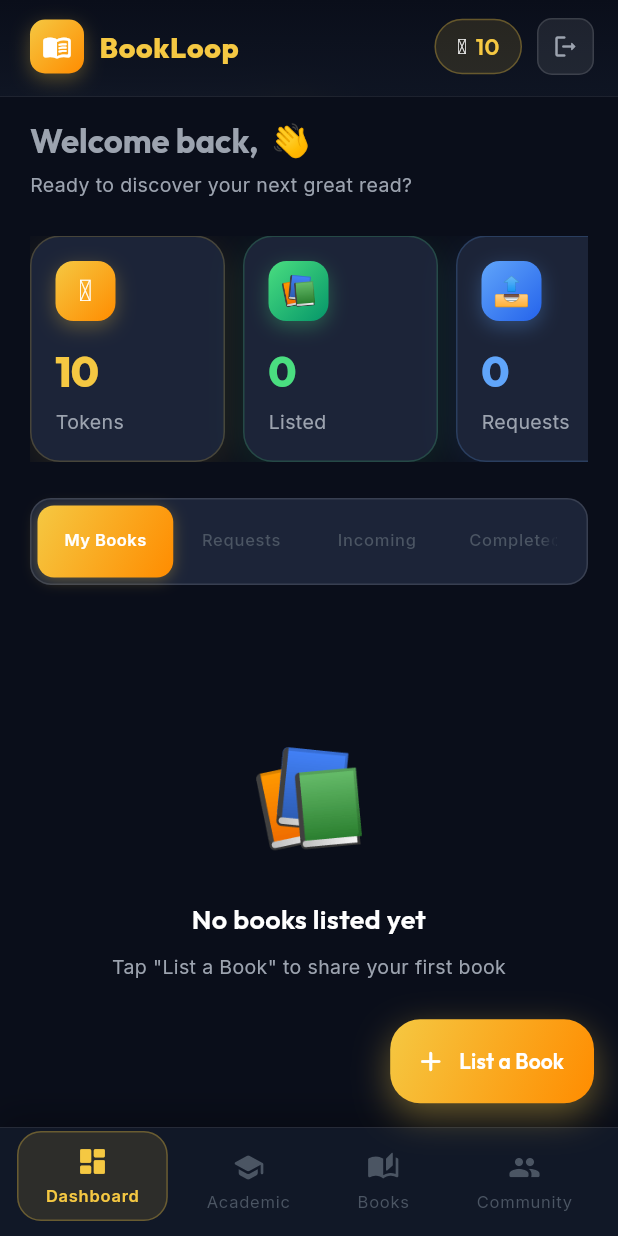
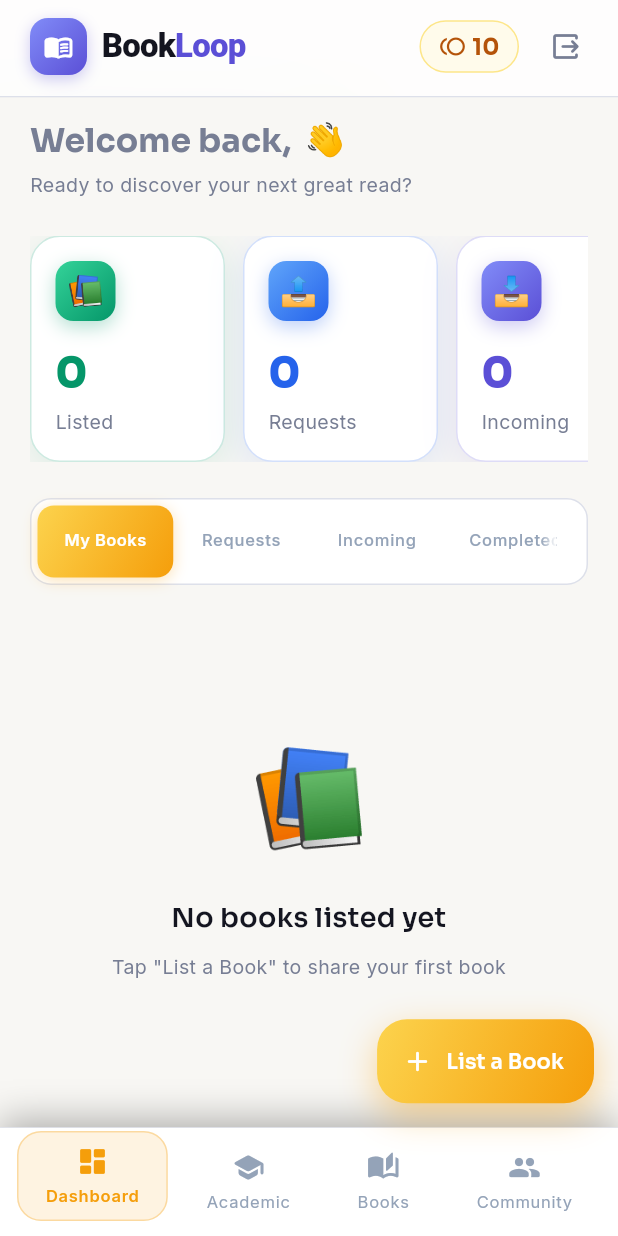
Before and after one commit to namdev72/BookLoop, a Flutter app: the MainScaffold screen opened directly, on a phone screen of 412 x 824 dp. Run offline on Flutter 3.47's test engine with Material 3 defaults, Android fonts, the phone set to English and light mode, and no system bars; our stand-ins replace cloud_firestore, firebase_auth, firebase_core, google_fonts, image_picker; accounts and stored records are empty.

Commit message:
light mode implemented

```diff
--- a/lib/core/constants/app_colors.dart
+++ b/lib/core/constants/app_colors.dart
@@ -2,69 +2,69 @@ import 'package:flutter/material.dart';
 
 class AppColors {
   // Background layers
-  static const Color background = Color(0xFF0A0E1A);
-  static const Color surface = Color(0xFF111827);
-  static const Color cardDark = Color(0xFF1C2438);
-  static const Color cardLight = Color(0xFF242D42);
+  static const Color background = Color(0xFFF8F7F4); // warm off-white
+  static const Color surface = Color(0xFFFFFFFF); // white nav
+  static const Color cardDark = Color(0xFFFFFFFF); // white cards
+  static const Color cardLight = Color(0xFFF1F5F9); // slate-100 tabs
 
   // Accents
-  static const Color gold = Color(0xFFF5C842);
-  static const Color goldLight = Color(0xFFFFE082);
-  static const Color teal = Color(0xFF4ECDC4);
-  static const Color tealLight = Color(0xFF80DEEA);
-  static const Color purple = Color(0xFFA78BFA);
-  static const Color purpleLight = Color(0xFFD4BBFF);
-  static const Color green = Color(0xFF4ADE80);
-  static const Color blue = Color(0xFF60A5FA);
-  static const Color pink = Color(0xFFF472B6);
+  static const Color gold = Color(0xFFF59E0B); // amber-500
+  static const Color goldLight = Color(0xFFFFFBEB); // amber-50
+  static const Color teal = Color(0xFF0D9488); // teal-600
+  static const Color tealLight = Color(0xFFF0FDFA); // teal-50
+  static const Color purple = Color(0xFF5B4FD6); // indigo-600 primary
+  static const Color purpleLight = Color(0xFFEEECFE); // indigo-50
+  static const Color green = Color(0xFF059669); // emerald-600
+  static const Color blue = Color(0xFF2563EB); // blue-600
+  static const Color pink = Color(0xFFE11D48); // rose-600
 
   // Text
-  static const Color textPrimary = Color(0xFFFFFFFF);
-  static const Color textSecondary = Color(0xFF9CA3AF);
-  static const Color textMuted = Color(0xFF4B5563);
+  static const Color textPrimary = Color(0xFF141520); // foreground
+  static const Color textSecondary = Color(0xFF777E94); // muted-foreground
+  static const Color textMuted = Color(0xFF94A3B8); // slate-400
 
   // Status
-  static const Color pending = Color(0xFFFBBF24);
-  static const Color accepted = Color(0xFF4ADE80);
-  static const Color rejected = Color(0xFFFC6868);
+  static const Color pending = Color(0xFFB45309); // amber-700
+  static const Color accepted = Color(0xFF047857); // emerald-700
+  static const Color rejected = Color(0xFFB91C1C); // red-700
 
   // Glassmorphism
-  static const Color glassWhite = Color(0x14FFFFFF);
-  static const Color glassBorder = Color(0x20FFFFFF);
+  static const Color glassWhite = Color(0xCCFFFFFF); // white/80
+  static const Color glassBorder = Color(0xFFDDE0EA); // border-border
 
   // Gradients
   static const LinearGradient goldGradient = LinearGradient(
-    colors: [Color(0xFFF5C842), Color(0xFFFF8C00)],
+    colors: [Color(0xFFFCD34D), Color(0xFFF59E0B)], // amber-300 to 500
     begin: Alignment.topLeft,
     end: Alignment.bottomRight,
   );
 
   static const LinearGradient tealGradient = LinearGradient(
-    colors: [Color(0xFF4ECDC4), Color(0xFF2980B9)],
+    colors: [Color(0xFF2DD4BF), Color(0xFF0D9488)], // teal-400 to 600
     begin: Alignment.topLeft,
     end: Alignment.bottomRight,
   );
 
   static const LinearGradient purpleGradient = LinearGradient(
-    colors: [Color(0xFFA78BFA), Color(0xFF7C3AED)],
+    colors: [Color(0xFF818CF8), Color(0xFF5B4FD6)], // indigo-400 to primary
     begin: Alignment.topLeft,
     end: Alignment.bottomRight,
   );
 
   static const LinearGradient greenGradient = LinearGradient(
-    colors: [Color(0xFF4ADE80), Color(0xFF059669)],
+    colors: [Color(0xFF34D399), Color(0xFF059669)], // emerald-400 to 600
     begin: Alignment.topLeft,
     end: Alignment.bottomRight,
   );
 
   static const LinearGradient blueGradient = LinearGradient(
-    colors: [Color(0xFF60A5FA), Color(0xFF2563EB)],
+    colors: [Color(0xFF60A5FA), Color(0xFF2563EB)], // blue-400 to 600
     begin: Alignment.topLeft,
     end: Alignment.bottomRight,
   );
 
   static const LinearGradient backgroundGradient = LinearGradient(
-    colors: [Color(0xFF0A0E1A), Color(0xFF111827)],
+    colors: [Color(0xFFF8F7F4), Color(0xFFFFFFFF)],
     begin: Alignment.topCenter,
     end: Alignment.bottomCenter,
   );
--- a/lib/core/constants/app_text_styles.dart
+++ b/lib/core/constants/app_text_styles.dart
@@ -3,39 +3,39 @@ import 'package:google_fonts/google_fonts.dart';
 import 'app_colors.dart';
 
 class AppTextStyles {
-  static TextStyle get displayLarge => GoogleFonts.outfit(
+  static TextStyle get displayLarge => GoogleFonts.sora(
         fontSize: 32,
         fontWeight: FontWeight.w800,
         color: AppColors.textPrimary,
         letterSpacing: -0.5,
       );
 
-  static TextStyle get displayMedium => GoogleFonts.outfit(
+  static TextStyle get displayMedium => GoogleFonts.sora(
         fontSize: 26,
         fontWeight: FontWeight.w700,
         color: AppColors.textPrimary,
         letterSpacing: -0.3,
       );
 
-  static TextStyle get headlineLarge => GoogleFonts.outfit(
+  static TextStyle get headlineLarge => GoogleFonts.sora(
         fontSize: 22,
         fontWeight: FontWeight.w700,
         color: AppColors.textPrimary,
       );
 
-  static TextStyle get headlineMedium => GoogleFonts.outfit(
+  static TextStyle get headlineMedium => GoogleFonts.sora(
         fontSize: 18,
         fontWeight: FontWeight.w600,
         color: AppColors.textPrimary,
       );
 
-  static TextStyle get titleLarge => GoogleFonts.outfit(
+  static TextStyle get titleLarge => GoogleFonts.sora(
         fontSize: 16,
         fontWeight: FontWeight.w600,
         color: AppColors.textPrimary,
       );
 
-  static TextStyle get titleMedium => GoogleFonts.outfit(
+  static TextStyle get titleMedium => GoogleFonts.sora(
         fontSize: 14,
         fontWeight: FontWeight.w600,
         color: AppColors.textPrimary,
@@ -67,10 +67,10 @@ class AppTextStyles {
         letterSpacing: 0.5,
       );
 
-  static TextStyle get logoStyle => GoogleFonts.outfit(
+  static TextStyle get logoStyle => GoogleFonts.sora(
         fontSize: 22,
         fontWeight: FontWeight.w800,
-        color: AppColors.gold,
+        color: AppColors.purple,
         letterSpacing: 0.5,
       );
 }
--- a/lib/main.dart
+++ b/lib/main.dart
@@ -36,11 +36,10 @@ class BookLoopApp extends StatelessWidget {
   ThemeData _buildTheme() {
     return ThemeData(
       scaffoldBackgroundColor: AppColors.background,
-      colorScheme: ColorScheme.dark(
-        primary: AppColors.gold,
+      colorScheme: ColorScheme.light(
+        primary: AppColors.purple,
         secondary: AppColors.teal,
         surface: AppColors.surface,
-        background: AppColors.background,
       ),
       appBarTheme: const AppBarTheme(
         backgroundColor: AppColors.surface,
@@ -93,11 +92,11 @@ class _SplashScreen extends StatelessWidget {
               width: 80,
               height: 80,
               decoration: BoxDecoration(
-                gradient: AppColors.goldGradient,
+                gradient: AppColors.purpleGradient,
                 borderRadius: BorderRadius.circular(24),
                 boxShadow: [
                   BoxShadow(
-                    color: AppColors.gold.withOpacity(0.4),
+                    color: AppColors.purple.withOpacity(0.4),
                     blurRadius: 30,
                     offset: const Offset(0, 10),
                   ),
@@ -107,26 +106,30 @@ class _SplashScreen extends StatelessWidget {
                   color: Colors.white, size: 44),
             ),
             const SizedBox(height: 24),
-            const Text(
-              'BookLoop',
-              style: TextStyle(
-                fontSize: 32,
-                fontWeight: FontWeight.w800,
-                color: Color(0xFFF5C842),
-                letterSpacing: 1,
+            RichText(
+              text: const TextSpan(
+                style: TextStyle(
+                  fontSize: 32,
+                  fontWeight: FontWeight.w800,
+                  letterSpacing: 1,
+                ),
+                children: [
+                  TextSpan(text: 'Book', style: TextStyle(color: AppColors.textPrimary)),
+                  TextSpan(text: 'Loop', style: TextStyle(color: AppColors.purple)),
+                ],
               ),
             ),
             const SizedBox(height: 8),
             const Text(
               'Exchange knowledge, build communities',
-              style: TextStyle(color: Color(0xFF9CA3AF), fontSize: 14),
+              style: TextStyle(color: AppColors.textSecondary, fontSize: 14),
             ),
             const SizedBox(height: 40),
             const SizedBox(
               width: 28,
               height: 28,
               child: CircularProgressIndicator(
-                color: Color(0xFFF5C842),
+                color: AppColors.purple,
                 strokeWidth: 2.5,
               ),
             ),
--- a/lib/screens/chat/chat_screen.dart
+++ b/lib/screens/chat/chat_screen.dart
@@ -307,38 +307,30 @@ class _MessageBubble extends StatelessWidget {
               padding:
                   const EdgeInsets.symmetric(horizontal: 14, vertical: 10),
               decoration: BoxDecoration(
-                gradient: isMe ? AppColors.tealGradient : null,
-                color: isMe ? null : AppColors.cardDark,
+                color: isMe ? AppColors.teal : AppColors.cardLight,
                 borderRadius: BorderRadius.only(
                   topLeft: const Radius.circular(18),
                   topRight: const Radius.circular(18),
                   bottomLeft: Radius.circular(isMe ? 18 : 4),
                   bottomRight: Radius.circular(isMe ? 4 : 18),
                 ),
-                border: isMe
-                    ? null
-                    : Border.all(color: AppColors.glassBorder),
-                boxShadow: [
-                  BoxShadow(
-                    color: Colors.black.withOpacity(0.1),
-                    blurRadius: 8,
-                    offset: const Offset(0, 3),
-                  ),
-                ],
               ),
               child: Column(
                 crossAxisAlignment: CrossAxisAlignment.end,
                 children: [
-                  Text(message.text,
-                      style: AppTextStyles.bodyLarge
-                          .copyWith(color: Colors.white)),
+                  Text(
+                    message.text,
+                    style: AppTextStyles.bodyLarge.copyWith(
+                      color: isMe ? Colors.white : AppColors.textPrimary,
+                    ),
+                  ),
                   const SizedBox(height: 4),
-                  Text(time,
-                      style: AppTextStyles.labelSmall.copyWith(
-                        color: isMe
-                            ? Colors.white60
-                            : AppColors.textMuted,
-                      )),
+                  Text(
+                    time,
+                    style: AppTextStyles.labelSmall.copyWith(
+                      color: isMe ? Colors.white60 : AppColors.textMuted,
+                    ),
+                  ),
                 ],
               ),
             ),
--- a/lib/screens/dashboard/widgets/stats_row.dart
+++ b/lib/screens/dashboard/widgets/stats_row.dart
@@ -17,14 +17,6 @@ class StatsRow extends StatelessWidget {
       physics: const BouncingScrollPhysics(),
       child: Row(
         children: [
-          _StatCard(
-            title: 'Tokens',
-            value: '${user.tokenBalance}',
-            icon: '🪙',
-            gradient: AppColors.goldGradient,
-            glowColor: AppColors.gold,
-          ),
-          const SizedBox(width: 12),
           _StatCard(
             title: 'Listed',
             value: '${user.booksListed}',
--- a/lib/screens/home/main_scaffold.dart
+++ b/lib/screens/home/main_scaffold.dart
@@ -63,16 +63,12 @@ class _MainScaffoldState extends State<MainScaffold>
   Widget _buildGlassHeader(String userName, int tokens, AuthProvider auth) {
     return ClipRRect(
       child: BackdropFilter(
-        filter: ImageFilter.blur(sigmaX: 20, sigmaY: 20),
+        filter: ImageFilter.blur(sigmaX: 24, sigmaY: 24),
         child: Container(
           decoration: const BoxDecoration(
-            gradient: LinearGradient(
-              colors: [Color(0xCC0A0E1A), Color(0xAA111827)],
-              begin: Alignment.topCenter,
-              end: Alignment.bottomCenter,
-            ),
+            color: AppColors.glassWhite,
             border: Border(
-              bottom: BorderSide(color: AppColors.glassBorder, width: 0.5),
+              bottom: BorderSide(color: AppColors.glassBorder, width: 1),
             ),
           ),
           child: SafeArea(
@@ -85,16 +81,16 @@ class _MainScaffoldState extends State<MainScaffold>
                   Row(
                     children: [
                       Container(
-                        width: 36,
-                        height: 36,
+                        width: 38,
+                        height: 38,
                         decoration: BoxDecoration(
-                          gradient: AppColors.goldGradient,
-                          borderRadius: BorderRadius.circular(10),
+                          gradient: AppColors.purpleGradient,
+                          borderRadius: BorderRadius.circular(12),
                           boxShadow: [
                             BoxShadow(
-                              color: AppColors.gold.withOpacity(0.3),
-                              blurRadius: 10,
-                              offset: const Offset(0, 4),
+                              color: AppColors.purple.withOpacity(0.3),
+                              blurRadius: 8,
+                              offset: const Offset(0, 3),
                             ),
                           ],
                         ),
@@ -102,33 +98,42 @@ class _MainScaffoldState extends State<MainScaffold>
                             color: Colors.white, size: 20),
                       ),
                       const SizedBox(width: 10),
-                      Text('BookLoop', style: AppTextStyles.logoStyle.copyWith(fontSize: 19)),
+                      RichText(
+                        text: TextSpan(
+                          style: AppTextStyles.logoStyle.copyWith(fontSize: 22, letterSpacing: -0.5),
+                          children: const [
+                            TextSpan(text: 'Book', style: TextStyle(color: AppColors.textPrimary)),
+                            TextSpan(text: 'Loop', style: TextStyle(color: AppColors.purple)),
+                          ],
+                        ),
+                      ),
                     ],
                   ),
                   const Spacer(),
                   // Token pill
                   Container(
-                    padding: const EdgeInsets.symmetric(horizontal: 14, vertical: 7),
+                    padding: const EdgeInsets.symmetric(horizontal: 12, vertical: 6),
                     decoration: BoxDecoration(
-                      color: AppColors.gold.withOpacity(0.12),
+                      color: AppColors.goldLight, // amber-50
                       borderRadius: BorderRadius.circular(50),
-                      border: Border.all(color: AppColors.gold.withOpacity(0.3)),
+                      border: Border.all(color: const Color(0xFFFDE68A)), // amber-200
                     ),
                     child: Row(
                       children: [
-                        const Text('🪙', style: TextStyle(fontSize: 14)),
-                        const SizedBox(width: 6),
+                        const Icon(Icons.toll_outlined, size: 18, color: AppColors.pending),
+                        const SizedBox(width: 4),
                         Text(
                           '$tokens',
                           style: AppTextStyles.titleMedium.copyWith(
-                            color: AppColors.gold,
+                            color: AppColors.pending, // amber-700
                             fontSize: 15,
+                            fontWeight: FontWeight.w700,
                           ),
                         ),
                       ],
                     ),
                   ),
-                  const SizedBox(width: 10),
+                  const SizedBox(width: 12),
                   // Logout
                   GestureDetector(
                     onTap: () => _showLogoutDialog(auth),
@@ -136,12 +141,11 @@ class _MainScaffoldState extends State<MainScaffold>
                       width: 38,
                       height: 38,
                       decoration: BoxDecoration(
-                        color: AppColors.glassWhite,
+                        color: Colors.transparent,
                         borderRadius: BorderRadius.circular(10),
-                        border: Border.all(color: AppColors.glassBorder),
                       ),
-                      child: const Icon(Icons.logout_rounded,
-                          color: AppColors.textSecondary, size: 18),
+                      child: const Icon(Icons.output_rounded,
+                          color: AppColors.textSecondary, size: 22),
                     ),
                   ),
                 ],
```
